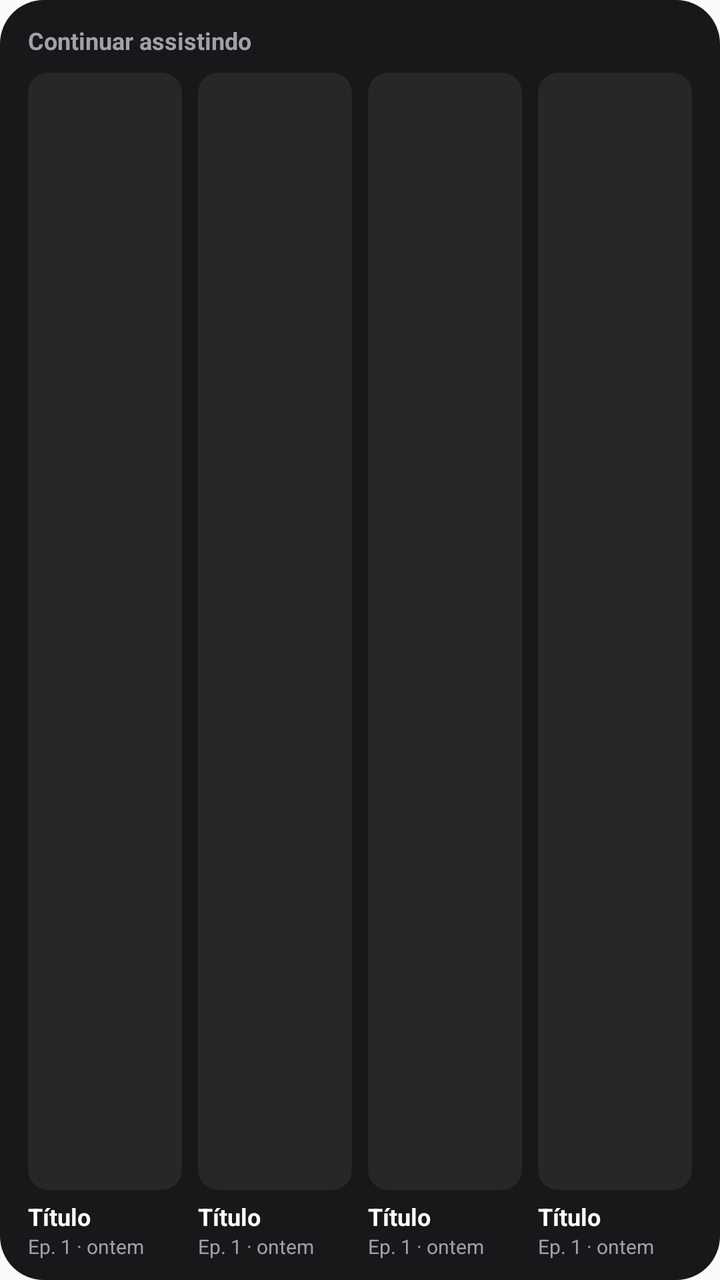
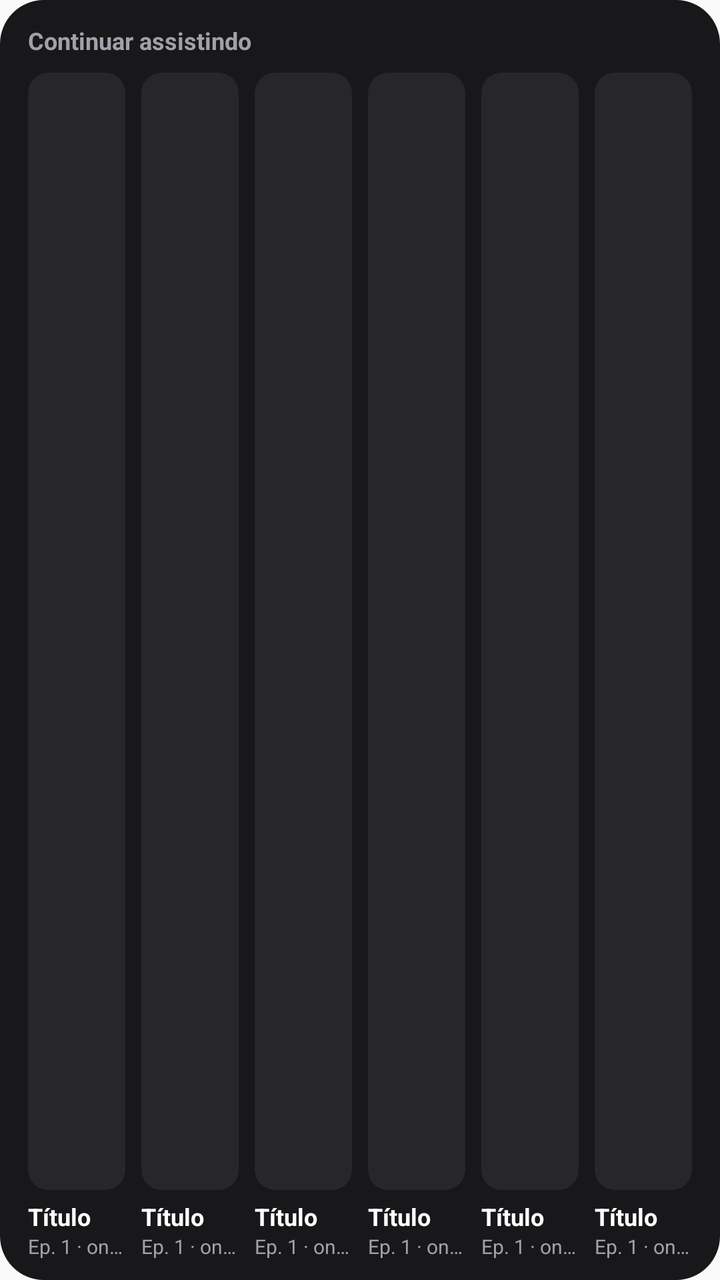

Before-and-after screenshots of an Android layout around one commit, followed by the original layout XML and the change that was made.
<!-- AndroidManifest.xml: application theme AppTheme -->
<!-- res/layout/widget_carousel.xml -->
<?xml version="1.0" encoding="utf-8"?>
<FrameLayout xmlns:android="http://schemas.android.com/apk/res/android"
    android:id="@android:id/background"
    android:layout_width="match_parent"
    android:layout_height="match_parent"
    android:background="@drawable/widget_bg">

    <LinearLayout
        android:id="@+id/content"
        android:layout_width="match_parent"
        android:layout_height="match_parent"
        android:orientation="vertical"
        android:paddingStart="10dp"
        android:paddingTop="12dp"
        android:paddingEnd="10dp"
        android:paddingBottom="10dp">

        <TextView
            android:layout_width="match_parent"
            android:layout_height="wrap_content"
            android:layout_marginStart="4dp"
            android:layout_marginBottom="8dp"
            android:text="Continuar assistindo"
            android:textColor="#A1A1AA"
            android:textSize="12sp"
            android:textStyle="bold" />

        <LinearLayout
            android:layout_width="match_parent"
            android:layout_height="0dp"
            android:layout_weight="1"
            android:orientation="horizontal">

            <LinearLayout
                android:id="@+id/slot0"
                android:layout_width="0dp"
                android:layout_height="match_parent"
                android:layout_marginStart="4dp"
                android:layout_marginEnd="4dp"
                android:layout_weight="1"
                android:orientation="vertical">

                <FrameLayout
                    android:layout_width="match_parent"
                    android:layout_height="0dp"
                    android:layout_weight="1"
                    android:background="@drawable/thumb_bg"
                    android:clipToOutline="true">

                    <ImageView
                        android:id="@+id/slot0_img"
                        android:layout_width="match_parent"
                        android:layout_height="match_parent"
                        android:contentDescription="@null"
                        android:scaleType="centerCrop" />

                    <ProgressBar
            android:id="@+id/slot0_progress"
            style="?android:attr/progressBarStyleHorizontal"
            android:layout_width="match_parent"
            android:layout_height="3dp"
            android:layout_gravity="bottom"
            android:minHeight="3dp"
            android:maxHeight="3dp"
            android:indeterminate="false"
            android:max="1000"
            android:progress="500"
            android:progressTint="#F97316"
            android:progressBackgroundTint="#CC3F3F46"
            android:visibility="gone" />
                </FrameLayout>

                <TextView
                    android:id="@+id/slot0_title"
                    android:layout_width="match_parent"
                    android:layout_height="wrap_content"
                    android:layout_marginTop="5dp"
                    android:ellipsize="end"
                    android:maxLines="1"
                    android:text="Título"
                    android:textColor="#FFFFFF"
                    android:textSize="12sp"
                    android:textStyle="bold" />

                <TextView
                    android:id="@+id/slot0_sub"
                    android:layout_width="match_parent"
                    android:layout_height="wrap_content"
                    android:ellipsize="end"
                    android:maxLines="1"
                    android:text="Ep. 1 · ontem"
                    android:textColor="#A1A1AA"
                    android:textSize="10sp" />
            </LinearLayout>
            <LinearLayout
                android:id="@+id/slot1"
                android:layout_width="0dp"
                android:layout_height="match_parent"
                android:layout_marginStart="4dp"
                android:layout_marginEnd="4dp"
                android:layout_weight="1"
                android:orientation="vertical">

                <FrameLayout
                    android:layout_width="match_parent"
                    android:layout_height="0dp"
                    android:layout_weight="1"
                    android:background="@drawable/thumb_bg"
                    android:clipToOutline="true">

                    <ImageView
                        android:id="@+id/slot1_img"
                        android:layout_width="match_parent"
                        android:layout_height="match_parent"
                        android:contentDescription="@null"
                        android:scaleType="centerCrop" />

                    <ProgressBar
            android:id="@+id/slot1_progress"
            style="?android:attr/progressBarStyleHorizontal"
            android:layout_width="match_parent"
            android:layout_height="3dp"
            android:layout_gravity="bottom"
            android:minHeight="3dp"
            android:maxHeight="3dp"
            android:indeterminate="false"
            android:max="1000"
            android:progress="500"
            android:progressTint="#F97316"
            android:progressBackgroundTint="#CC3F3F46"
            android:visibility="gone" />
                </FrameLayout>

                <TextView
                    android:id="@+id/slot1_title"
                    android:layout_width="match_parent"
                    android:layout_height="wrap_content"
                    android:layout_marginTop="5dp"
                    android:ellipsize="end"
                    android:maxLines="1"
                    android:text="Título"
                    android:textColor="#FFFFFF"
                    android:textSize="12sp"
                    android:textStyle="bold" />

                <TextView
                    android:id="@+id/slot1_sub"
                    android:layout_width="match_parent"
                    android:layout_height="wrap_content"
                    android:ellipsize="end"
                    android:maxLines="1"
                    android:text="Ep. 1 · ontem"
                    android:textColor="#A1A1AA"
                    android:textSize="10sp" />
            </LinearLayout>
            <LinearLayout
                android:id="@+id/slot2"
                android:layout_width="0dp"
                android:layout_height="match_parent"
                android:layout_marginStart="4dp"
                android:layout_marginEnd="4dp"
                android:layout_weight="1"
                android:orientation="vertical">

                <FrameLayout
                    android:layout_width="match_parent"
                    android:layout_height="0dp"
                    android:layout_weight="1"
                    android:background="@drawable/thumb_bg"
                    android:clipToOutline="true">

                    <ImageView
                        android:id="@+id/slot2_img"
                        android:layout_width="match_parent"
                        android:layout_height="match_parent"
                        android:contentDescription="@null"
                        android:scaleType="centerCrop" />

                    <ProgressBar
            android:id="@+id/slot2_progress"
            style="?android:attr/progressBarStyleHorizontal"
            android:layout_width="match_parent"
            android:layout_height="3dp"
            android:layout_gravity="bottom"
            android:minHeight="3dp"
            android:maxHeight="3dp"
            android:indeterminate="false"
            android:max="1000"
            android:progress="500"
            android:progressTint="#F97316"
            android:progressBackgroundTint="#CC3F3F46"
            android:visibility="gone" />
                </FrameLayout>

                <TextView
                    android:id="@+id/slot2_title"
                    android:layout_width="match_parent"
                    android:layout_height="wrap_content"
                    android:layout_marginTop="5dp"
                    android:ellipsize="end"
                    android:maxLines="1"
                    android:text="Título"
                    android:textColor="#FFFFFF"
                    android:textSize="12sp"
                    android:textStyle="bold" />

                <TextView
                    android:id="@+id/slot2_sub"
                    android:layout_width="match_parent"
                    android:layout_height="wrap_content"
                    android:ellipsize="end"
                    android:maxLines="1"
                    android:text="Ep. 1 · ontem"
                    android:textColor="#A1A1AA"
                    android:textSize="10sp" />
            </LinearLayout>
            <LinearLayout
                android:id="@+id/slot3"
                android:layout_width="0dp"
                android:layout_height="match_parent"
                android:layout_marginStart="4dp"
                android:layout_marginEnd="4dp"
                android:layout_weight="1"
                android:orientation="vertical">

                <FrameLayout
                    android:layout_width="match_parent"
                    android:layout_height="0dp"
                    android:layout_weight="1"
                    android:background="@drawable/thumb_bg"
                    android:clipToOutline="true">

                    <ImageView
                        android:id="@+id/slot3_img"
                        android:layout_width="match_parent"
                        android:layout_height="match_parent"
                        android:contentDescription="@null"
                        android:scaleType="centerCrop" />

                    <ProgressBar
            android:id="@+id/slot3_progress"
            style="?android:attr/progressBarStyleHorizontal"
            android:layout_width="match_parent"
            android:layout_height="3dp"
            android:layout_gravity="bottom"
            android:minHeight="3dp"
            android:maxHeight="3dp"
            android:indeterminate="false"
            android:max="1000"
            android:progress="500"
            android:progressTint="#F97316"
            android:progressBackgroundTint="#CC3F3F46"
            android:visibility="gone" />
                </FrameLayout>

                <TextView
                    android:id="@+id/slot3_title"
                    android:layout_width="match_parent"
                    android:layout_height="wrap_content"
                    android:layout_marginTop="5dp"
                    android:ellipsize="end"
                    android:maxLines="1"
                    android:text="Título"
                    android:textColor="#FFFFFF"
                    android:textSize="12sp"
                    android:textStyle="bold" />

                <TextView
                    android:id="@+id/slot3_sub"
                    android:layout_width="match_parent"
                    android:layout_height="wrap_content"
                    android:ellipsize="end"
                    android:maxLines="1"
                    android:text="Ep. 1 · ontem"
                    android:textColor="#A1A1AA"
                    android:textSize="10sp" />
            </LinearLayout>
        </LinearLayout>
    </LinearLayout>

    <TextView
        android:id="@+id/tv_empty"
        android:layout_width="match_parent"
        android:layout_height="match_parent"
        android:gravity="center"
        android:padding="16dp"
        android:text="@string/widget_empty"
        android:textColor="#A1A1AA"
        android:textSize="12sp"
        android:visibility="gone" />
</FrameLayout>
<!-- resources referenced by this layout -->
<resources>
  <!-- drawable thumb_bg (drawable) -->
  <?xml version="1.0" encoding="utf-8"?>
  <shape xmlns:android="http://schemas.android.com/apk/res/android" android:shape="rectangle">
      <solid android:color="#FF27272A" />
      <corners android:radius="10dp" />
  </shape>
  <!-- drawable widget_bg (drawable) -->
  <?xml version="1.0" encoding="utf-8"?>
  <shape xmlns:android="http://schemas.android.com/apk/res/android" android:shape="rectangle">
      <solid android:color="#FF18181B" />
      <corners android:radius="22dp" />
  </shape>
  <string name="widget_empty">Abra o CrunchySync para carregar sua fila</string>
  <style name="AppTheme" parent="Theme.AppCompat.Light.DarkActionBar">
          
          <item name="colorPrimary">@color/colorPrimary</item>
          <item name="colorPrimaryDark">@color/colorPrimaryDark</item>
          <item name="colorAccent">@color/colorAccent</item>
      </style>
</resources>

<!-- the commit's change to res/layout/widget_carousel.xml (unified diff, before → after) -->
@@ -267,6 +267,128 @@
 
                 <TextView
                     android:id="@+id/slot3_sub"
+                    android:layout_width="match_parent"
+                    android:layout_height="wrap_content"
+                    android:ellipsize="end"
+                    android:maxLines="1"
+                    android:text="Ep. 1 · ontem"
+                    android:textColor="#A1A1AA"
+                    android:textSize="10sp" />
+            </LinearLayout>
+            <LinearLayout
+                android:id="@+id/slot4"
+                android:layout_width="0dp"
+                android:layout_height="match_parent"
+                android:layout_marginStart="4dp"
+                android:layout_marginEnd="4dp"
+                android:layout_weight="1"
+                android:orientation="vertical">
+
+                <FrameLayout
+                    android:layout_width="match_parent"
+                    android:layout_height="0dp"
+                    android:layout_weight="1"
+                    android:background="@drawable/thumb_bg"
+                    android:clipToOutline="true">
+
+                    <ImageView
+                        android:id="@+id/slot4_img"
+                        android:layout_width="match_parent"
+                        android:layout_height="match_parent"
+                        android:contentDescription="@null"
+                        android:scaleType="centerCrop" />
+
+                    <ProgressBar
+            android:id="@+id/slot4_progress"
+            style="?android:attr/progressBarStyleHorizontal"
+            android:layout_width="match_parent"
+            android:layout_height="3dp"
+            android:layout_gravity="bottom"
+            android:minHeight="3dp"
+            android:maxHeight="3dp"
+            android:indeterminate="false"
+            android:max="1000"
+            android:progress="500"
+            android:progressTint="#F97316"
+            android:progressBackgroundTint="#CC3F3F46"
+            android:visibility="gone" />
+                </FrameLayout>
+
+                <TextView
+                    android:id="@+id/slot4_title"
+                    android:layout_width="match_parent"
+                    android:layout_height="wrap_content"
+                    android:layout_marginTop="5dp"
+                    android:ellipsize="end"
+                    android:maxLines="1"
+                    android:text="Título"
+                    android:textColor="#FFFFFF"
+                    android:textSize="12sp"
+                    android:textStyle="bold" />
+
+                <TextView
+                    android:id="@+id/slot4_sub"
+                    android:layout_width="match_parent"
+                    android:layout_height="wrap_content"
+                    android:ellipsize="end"
+                    android:maxLines="1"
+                    android:text="Ep. 1 · ontem"
+                    android:textColor="#A1A1AA"
+                    android:textSize="10sp" />
+            </LinearLayout>
+            <LinearLayout
+                android:id="@+id/slot5"
+                android:layout_width="0dp"
+                android:layout_height="match_parent"
+                android:layout_marginStart="4dp"
+                android:layout_marginEnd="4dp"
+                android:layout_weight="1"
+                android:orientation="vertical">
+
+                <FrameLayout
+                    android:layout_width="match_parent"
+                    android:layout_height="0dp"
+                    android:layout_weight="1"
+                    android:background="@drawable/thumb_bg"
+                    android:clipToOutline="true">
+
+                    <ImageView
+                        android:id="@+id/slot5_img"
+                        android:layout_width="match_parent"
+                        android:layout_height="match_parent"
+                        android:contentDescription="@null"
+                        android:scaleType="centerCrop" />
+
+                    <ProgressBar
+            android:id="@+id/slot5_progress"
+            style="?android:attr/progressBarStyleHorizontal"
+            android:layout_width="match_parent"
+            android:layout_height="3dp"
+            android:layout_gravity="bottom"
+            android:minHeight="3dp"
+            android:maxHeight="3dp"
+            android:indeterminate="false"
+            android:max="1000"
+            android:progress="500"
+            android:progressTint="#F97316"
+            android:progressBackgroundTint="#CC3F3F46"
+            android:visibility="gone" />
+                </FrameLayout>
+
+                <TextView
+                    android:id="@+id/slot5_title"
+                    android:layout_width="match_parent"
+                    android:layout_height="wrap_content"
+                    android:layout_marginTop="5dp"
+                    android:ellipsize="end"
+                    android:maxLines="1"
+                    android:text="Título"
+                    android:textColor="#FFFFFF"
+                    android:textSize="12sp"
+                    android:textStyle="bold" />
+
+                <TextView
+                    android:id="@+id/slot5_sub"
                     android:layout_width="match_parent"
                     android:layout_height="wrap_content"
                     android:ellipsize="end"
